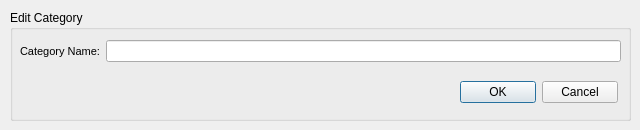
Before: the Qt Designer form edit_cat.ui in ksk102/Pers, drawn with Qt 5.
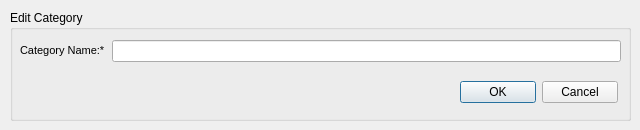
After: the same form once the commit is applied.

What changed in the file:
```diff
--- a/edit_cat.ui
+++ b/edit_cat.ui
@@ -43,7 +43,7 @@
         </font>
        </property>
        <property name="text">
-        <string>Category Name:</string>
+        <string>&lt;html&gt;&lt;head/&gt;&lt;body&gt;&lt;p&gt;Category Name:&lt;label style=&quot;color:red;&quot;&gt;*&lt;/label&gt;&lt;/p&gt;&lt;/body&gt;&lt;/html&gt;</string>
        </property>
       </widget>
      </item>
```
